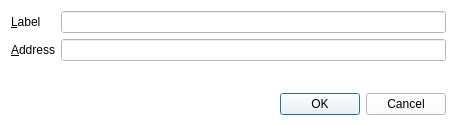
First picture: the form in src/qt/forms/editaddressdialog.ui, repository ulandort/WOKEcash, before the edit.
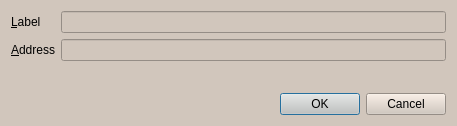
Second picture: the form after the edit.

```diff
--- a/src/qt/forms/editaddressdialog.ui
+++ b/src/qt/forms/editaddressdialog.ui
@@ -15,7 +15,7 @@
   </property>
   <property name="styleSheet">
    <string notr="true">color: rgb(0,0,0);
-background: white;
+background: rgb(209, 198, 188)
 </string>
   </property>
   <layout class="QVBoxLayout" name="verticalLayout">
```
